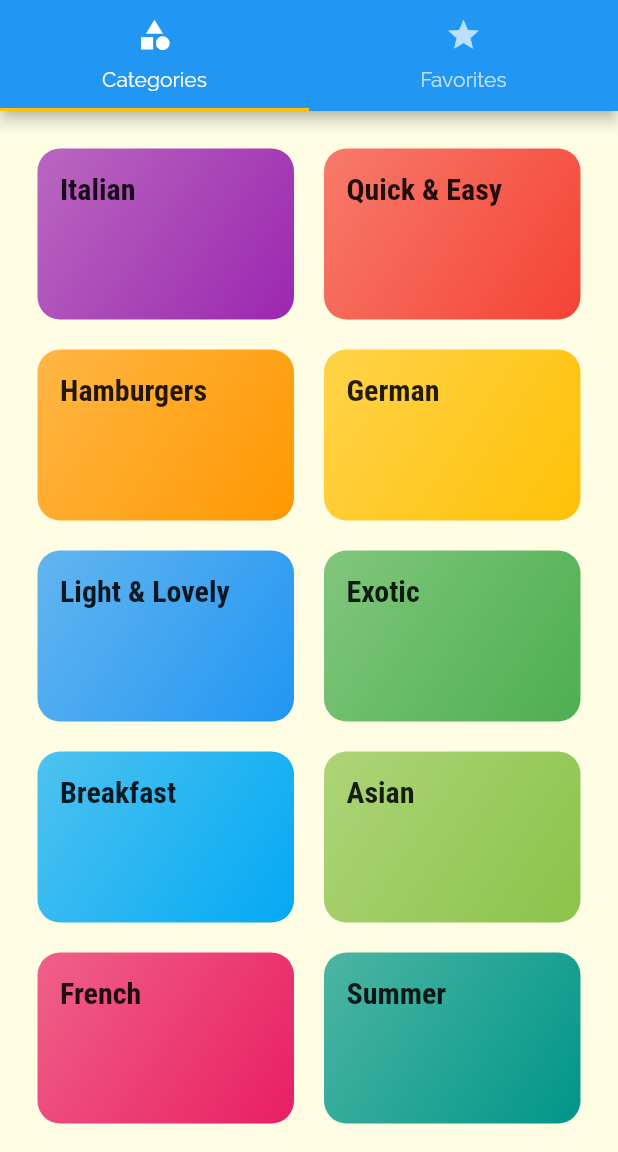
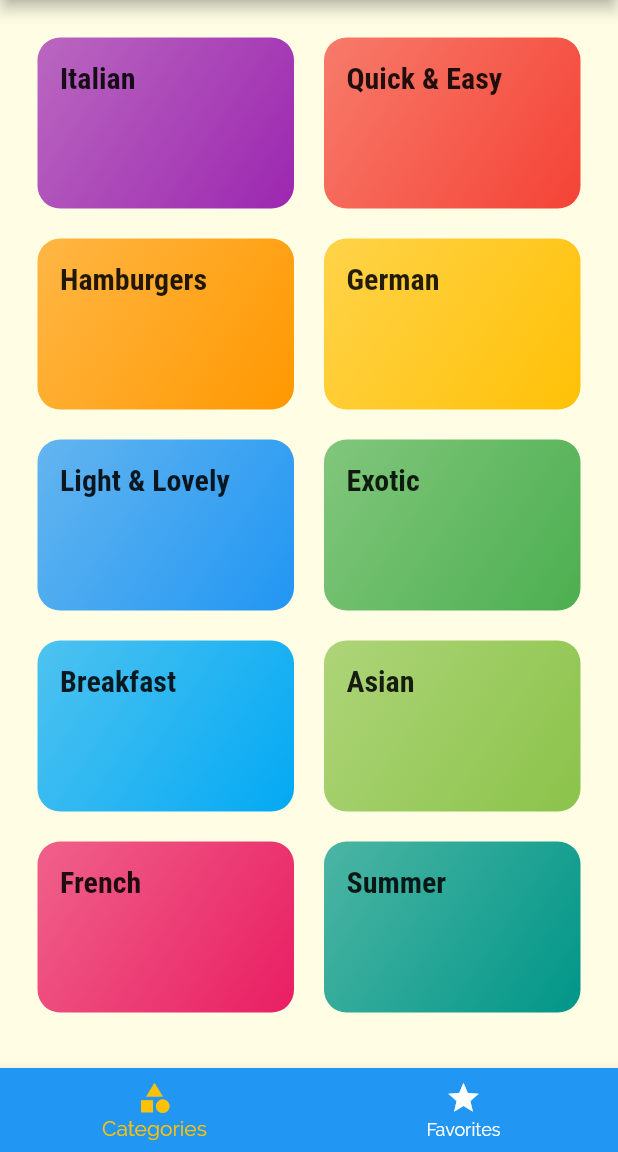
Before and after one commit to andremw96/simple-meals-app, a Flutter app: the screen it shows after launch, on a phone screen of 412 x 824 dp, the part 84-1236 px from its top. Run offline on Flutter 3.47's test engine with Material 2 defaults, Android fonts, the phone set to English and light mode, and no system bars.

```diff
--- a/lib/screens/tabs_screen.dart
+++ b/lib/screens/tabs_screen.dart
@@ -10,32 +10,42 @@ class TabScreen extends StatefulWidget {
 }
 
 class _TabScreenState extends State<TabScreen> {
+  final List<Widget> _pages = [
+    const CategoriesScreen(),
+    const FavoritesScreen(),
+  ];
+
+  int _selectedPage = 0;
+
+  void _selectPage(int index) {
+    setState(() {
+      _selectedPage = index;
+    });
+  }
+
   @override
   Widget build(BuildContext context) {
-    return DefaultTabController(
-      length: 2,
-      child: Scaffold(
+    return Scaffold(
       appBar: AppBar(
         title: const Text("Meals"),
-          bottom: const TabBar(
-            tabs: [
-              Tab(
+      ),
+      body: _pages[_selectedPage],
+      bottomNavigationBar: BottomNavigationBar(
+        onTap: _selectPage,
+        backgroundColor: Theme.of(context).primaryColor,
+        unselectedItemColor: Colors.white,
+        selectedItemColor: Theme.of(context).accentColor,
+        currentIndex: _selectedPage,
+        items: const [
+          BottomNavigationBarItem(
             icon: Icon(Icons.category),
-                text: "Categories",
+            label: "Categories",
           ),
-              Tab(
+          BottomNavigationBarItem(
             icon: Icon(Icons.star),
-                text: "Favorites",
+            label: "Favorites",
           ),
         ],
-          ),
-        ),
-        body: const TabBarView(
-          children: [
-            CategoriesScreen(),
-            FavoritesScreen(),
-          ],
-        ),
       ),
     );
   }
```
Lines whose indentation alone changed are shown as unchanged.
